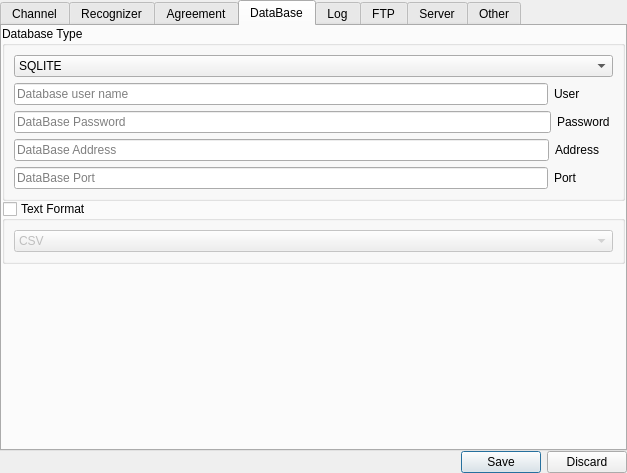
This is MainUI/systemsettingwidget.ui in 519984307/Container_20191221 as Qt 5 draws it before an edit. The edited form follows.
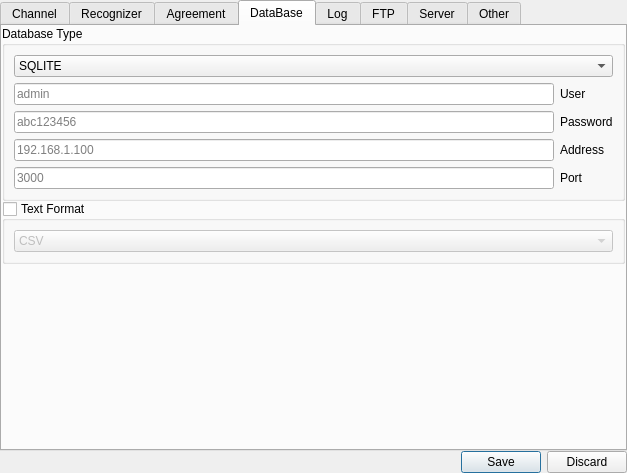
This is the edited form. The open tabs and pages were chosen to show the change.

```diff
--- a/MainUI/systemsettingwidget.ui
+++ b/MainUI/systemsettingwidget.ui
@@ -518,7 +518,71 @@
           <bool>false</bool>
          </property>
          <layout class="QGridLayout" name="gridLayout_9">
-          <item row="0" column="0">
+          <item row="1" column="0">
+           <layout class="QVBoxLayout" name="verticalLayout_3">
+            <item>
+             <widget class="QLineEdit" name="DataBaseUser">
+              <property name="placeholderText">
+               <string>admin</string>
+              </property>
+             </widget>
+            </item>
+            <item>
+             <widget class="QLineEdit" name="DataBasePassword">
+              <property name="placeholderText">
+               <string>abc123456</string>
+              </property>
+             </widget>
+            </item>
+            <item>
+             <widget class="QLineEdit" name="DataBaseAddress">
+              <property name="placeholderText">
+               <string>192.168.1.100</string>
+              </property>
+             </widget>
+            </item>
+            <item>
+             <widget class="QLineEdit" name="DataBasePort">
+              <property name="placeholderText">
+               <string>3000</string>
+              </property>
+             </widget>
+            </item>
+           </layout>
+          </item>
+          <item row="1" column="1">
+           <layout class="QVBoxLayout" name="verticalLayout_4">
+            <item>
+             <widget class="QLabel" name="label_6">
+              <property name="text">
+               <string>User</string>
+              </property>
+             </widget>
+            </item>
+            <item>
+             <widget class="QLabel" name="label_7">
+              <property name="text">
+               <string>Password</string>
+              </property>
+             </widget>
+            </item>
+            <item>
+             <widget class="QLabel" name="label_8">
+              <property name="text">
+               <string>Address</string>
+              </property>
+             </widget>
+            </item>
+            <item>
+             <widget class="QLabel" name="label_9">
+              <property name="text">
+               <string>Port</string>
+              </property>
+             </widget>
+            </item>
+           </layout>
+          </item>
+          <item row="0" column="0" colspan="2">
            <widget class="QComboBox" name="DataBaseTypeV">
             <item>
              <property name="text">
@@ -552,78 +616,6 @@
             </item>
            </widget>
           </item>
-          <item row="1" column="0">
-           <layout class="QHBoxLayout" name="horizontalLayout">
-            <item>
-             <widget class="QLineEdit" name="DataBaseUser">
-              <property name="placeholderText">
-               <string>Database user name</string>
-              </property>
-             </widget>
-            </item>
-            <item>
-             <widget class="QLabel" name="label_6">
-              <property name="text">
-               <string>User          </string>
-              </property>
-             </widget>
-            </item>
-           </layout>
-          </item>
-          <item row="2" column="0">
-           <layout class="QHBoxLayout" name="horizontalLayout_2">
-            <item>
-             <widget class="QLineEdit" name="DataBasePassword">
-              <property name="placeholderText">
-               <string>DataBase Password</string>
-              </property>
-             </widget>
-            </item>
-            <item>
-             <widget class="QLabel" name="label_7">
-              <property name="text">
-               <string>Password </string>
-              </property>
-             </widget>
-            </item>
-           </layout>
-          </item>
-          <item row="3" column="0">
-           <layout class="QHBoxLayout" name="horizontalLayout_3">
-            <item>
-             <widget class="QLineEdit" name="DataBaseAddress">
-              <property name="placeholderText">
-               <string>DataBase Address</string>
-              </property>
-             </widget>
-            </item>
-            <item>
-             <widget class="QLabel" name="label_8">
-              <property name="text">
-               <string>Address    </string>
-              </property>
-             </widget>
-            </item>
-           </layout>
-          </item>
-          <item row="4" column="0">
-           <layout class="QHBoxLayout" name="horizontalLayout_10">
-            <item>
-             <widget class="QLineEdit" name="DataBasePort">
-              <property name="placeholderText">
-               <string>DataBase Port</string>
-              </property>
-             </widget>
-            </item>
-            <item>
-             <widget class="QLabel" name="label_9">
-              <property name="text">
-               <string>Port           </string>
-              </property>
-             </widget>
-            </item>
-           </layout>
-          </item>
          </layout>
         </widget>
        </item>
```
Left out of the diff: 54 changed lines with no effect on the pictures.
